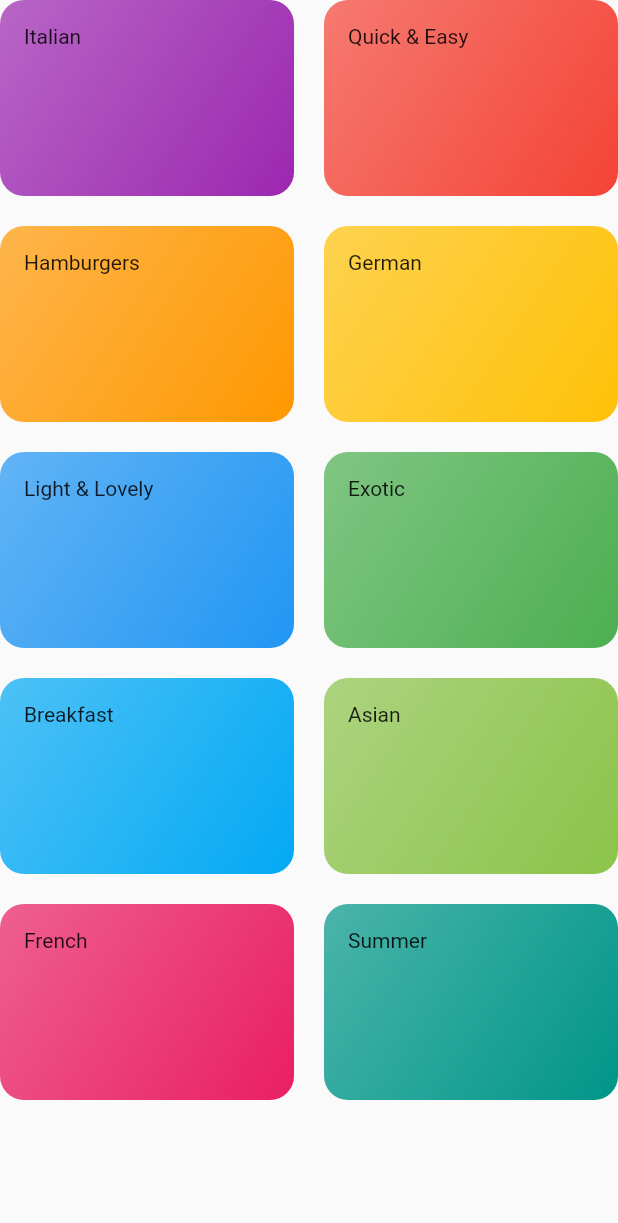
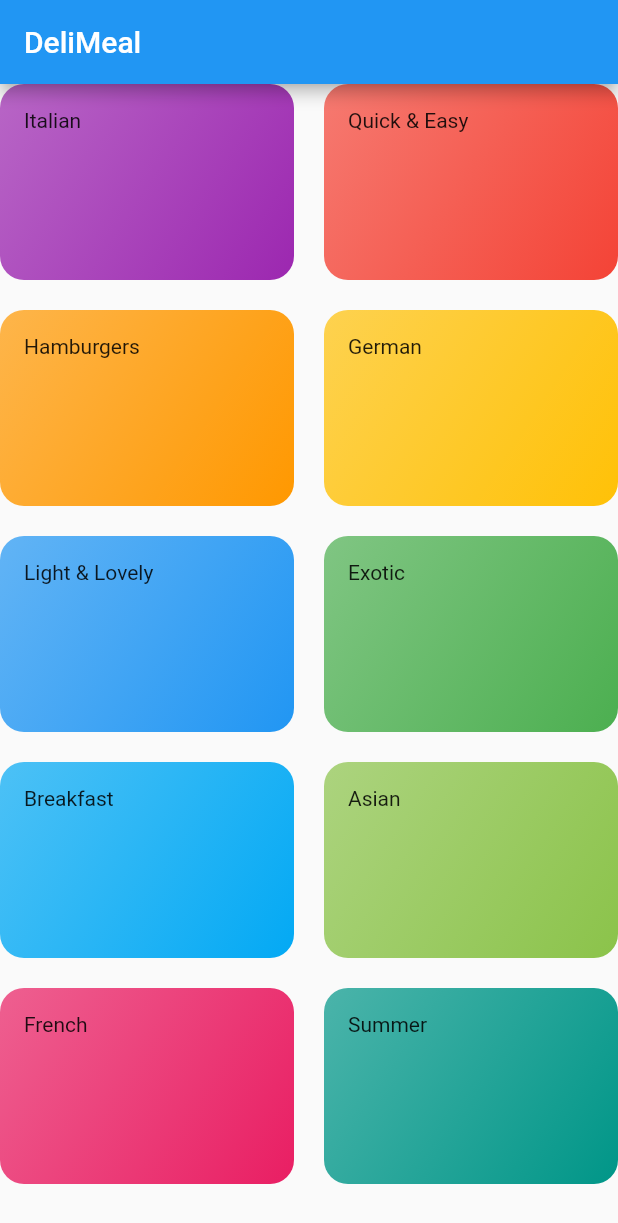
Before and after one commit to jsare/academind_courses, a Flutter app: the CategoriesScreen screen opened directly, on a phone screen of 412 x 824 dp. Shown: the top 1223 px of the screen. Run offline on Flutter 3.47's test engine with Material 2 defaults, Android fonts, the phone set to English and light mode, and no system bars.

Commit message:
Registering a Screen as the Main Screen

```diff
--- a/meals_app/lib/app.dart
+++ b/meals_app/lib/app.dart
@@ -1,6 +1,6 @@
 import 'package:flutter/material.dart';
 
-import 'screens/homepage_screen.dart';
+import './screens/categories_screen.dart';
 
 class MyApp extends StatelessWidget {
   const MyApp({super.key});
@@ -12,9 +12,7 @@ class MyApp extends StatelessWidget {
       theme: ThemeData(
         primarySwatch: Colors.blue,
       ),
-      home: const MyHomePage(
-        title: 'DeliMeals',
-      ),
+      home: const CategoriesScreen(),
     );
   }
 }
--- a/meals_app/lib/screens/categories_screen.dart
+++ b/meals_app/lib/screens/categories_screen.dart
@@ -8,7 +8,11 @@ class CategoriesScreen extends StatelessWidget {
 
   @override
   Widget build(BuildContext context) {
-    return GridView(
+    return Scaffold(
+      appBar: AppBar(
+        title: const Text('DeliMeal'),
+      ),
+      body: GridView(
         gridDelegate: const SliverGridDelegateWithMaxCrossAxisExtent(
           maxCrossAxisExtent: 200,
           childAspectRatio: 3 / 2,
@@ -19,6 +23,7 @@ class CategoriesScreen extends StatelessWidget {
             .map((categoryData) =>
                 CategoryItem(categoryData.title, categoryData.color))
             .toList(),
+      ),
     );
   }
 }
```
Also changed, not shown: meals_app/lib/screens/homepage_screen.dart (deleted, +0 -25 lines). Lines whose indentation alone changed are shown as unchanged.
